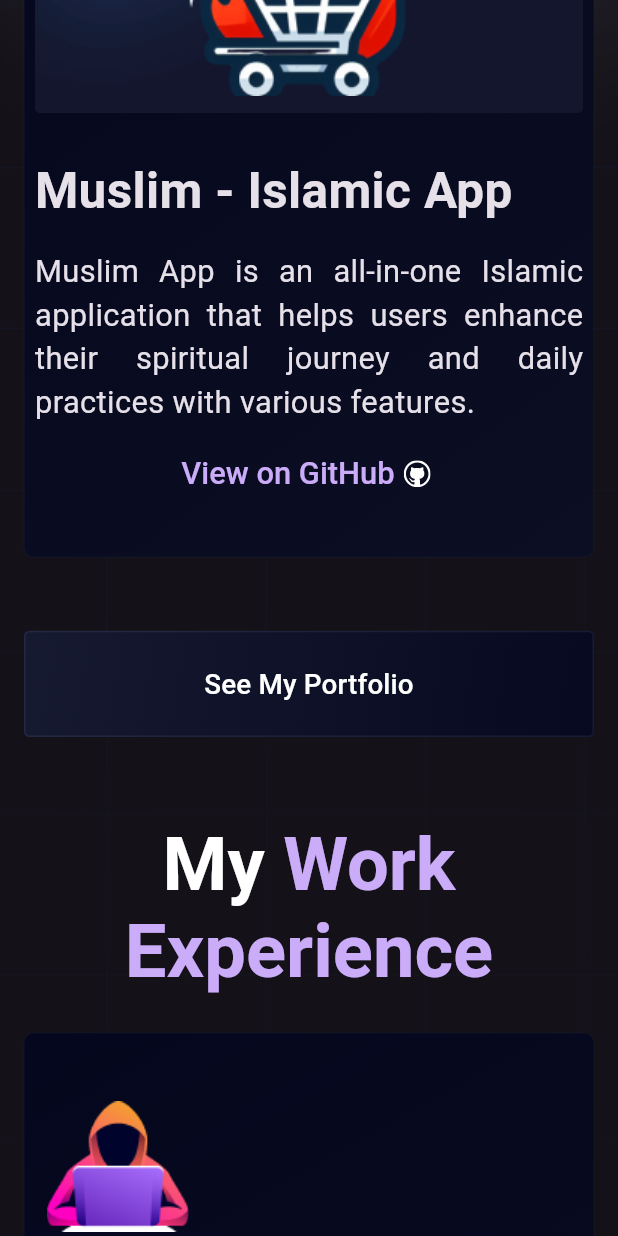
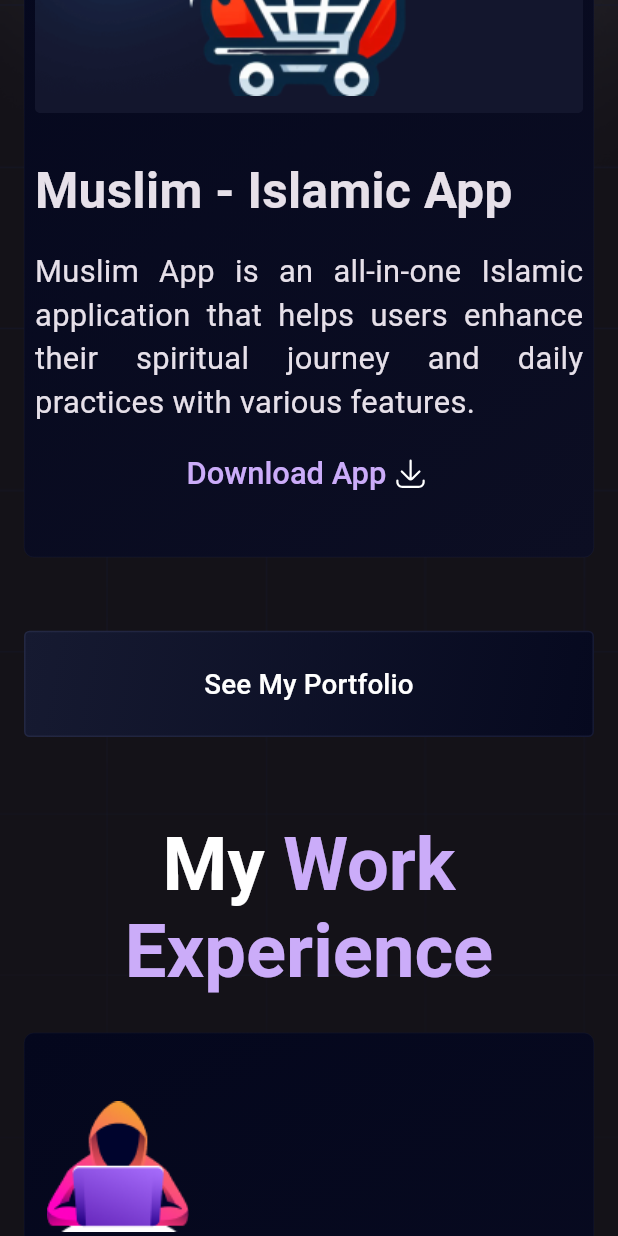
Before and after one commit to HusseinMohamed99/Personal-Portfolio, a Flutter app: the screen it shows after launch, scrolled down 2304 dp, on a phone screen of 412 x 824 dp. Run offline on Flutter 3.47's test engine with Material 3 defaults, Android fonts, the phone set to English and light mode, and no system bars; our stand-ins replace animate_do, bloc, flutter_bloc, flutter_screenutil, flutter_staggered_animations, flutter_svg and 3 more; missing offline and left inert: file_saver.

Commit message:
Update social icons and project model
Updated social icons to use new SVG files and removed unused icons. Modified the `Project` model to remove `githubUrl` and `promoUrl` fields, and updated the `SocialIcon` model to reflect the new icon paths. Adjusted the `ProjectItem` widget to only display the download button.

```diff
--- a/lib/features/landing_view/models/project.dart
+++ b/lib/features/landing_view/models/project.dart
@@ -1,16 +1,13 @@
 import 'package:personal_portfolio/gen/assets.gen.dart';
 
 class Project {
-  final String name, description, image;
-  final String? githubUrl, downloadUrl, promoUrl;
+  final String name, description, image, downloadUrl;
 
   const Project({
     required this.name,
     required this.description,
     required this.image,
-    this.githubUrl,
-    this.downloadUrl,
-    this.promoUrl,
+    required this.downloadUrl,
   });
 
   static List<Project> portfolio = [
@@ -31,7 +28,7 @@
 Theming: Supports light and dark modes for a personalized experience.
 Localization: Available in English and Arabic to cater to a diverse audience.''',
       image: $AssetsImagesGen().storeifyIcon.path,
-      githubUrl:
+      downloadUrl:
           "https://play.google.com/store/apps/details?id=com.Dev.Muslim&pcampaignid=web_share",
     ),
     Project(
@@ -45,7 +42,7 @@
 📻 Radio: Stream live Quran recitations worldwide.
 📜 Rewayat: Explore different Rewayat of the Quran text.
 📹 Recitation Videos: Watch videos featuring recitations by renowned Quran reciters. ''',
-      image: $AssetsImagesGen().linkedInIcon,
+      image: $AssetsImagesGen().linkedin,
       downloadUrl:
           "https://play.google.com/store/apps/details?id=com.Dev.quranKareem",
     ),
@@ -54,7 +51,7 @@
       description:
           '''The BMI Calculator is a simple and intuitive mobile application designed to calculate the Body Mass Index (BMI) of users based on their height and weight. The app helps users determine their health status by classifying their BMI into various categories such as underweight, normal weight, overweight, and obesity.''',
       image: $AssetsImagesGen().roomeIcon.path,
-      githubUrl:
+      downloadUrl:
           "https://play.google.com/store/apps/details?id=com.Dev.bmiCalculator&pcampaignid=web_share",
     ),
   ];
--- a/lib/features/landing_view/view/widgets/project_item.dart
+++ b/lib/features/landing_view/view/widgets/project_item.dart
@@ -68,31 +68,10 @@
             ),
           ),
           MySizedBox.height14,
-          Wrap(
-            spacing: 16.w,
-            direction: Axis.horizontal,
-            alignment: WrapAlignment.spaceEvenly,
-            runAlignment: WrapAlignment.start,
-            children: [
-              if (project.downloadUrl != null)
-                ProjectItemTextButton(
-                  url: project.downloadUrl!,
-                  titleText: AppStrings.downloadApp,
-                  svgPath: $AssetsImagesGen().downloadIcon,
-                ),
-              if (project.githubUrl != null)
-                ProjectItemTextButton(
-                  url: project.githubUrl!,
-                  titleText: AppStrings.viewOnGitHub,
-                  svgPath: $AssetsImagesGen().githubIcon,
-                ),
-              if (project.promoUrl != null)
-                ProjectItemTextButton(
-                  url: project.promoUrl!,
-                  titleText: AppStrings.seeThePromo,
-                  svgPath: $AssetsImagesGen().play,
-                ),
-            ],
+          ProjectItemTextButton(
+            url: project.downloadUrl,
+            titleText: AppStrings.downloadApp,
+            svgPath: $AssetsImagesGen().downloadIcon,
           ),
         ],
       ),
```
Also changed, not shown: lib/features/landing_view/models/social_icon.dart (+5 -9 lines), lib/gen/assets.gen.dart (+10 -14 lines), assets/images/github-icon.svg (deleted), assets/images/github.svg (added), assets/images/googleplay.svg (added), assets/images/instagram-icon.svg (deleted), assets/images/linkedIn-icon.svg (deleted), assets/images/linkedin.svg (added), assets/images/play.svg (deleted).
